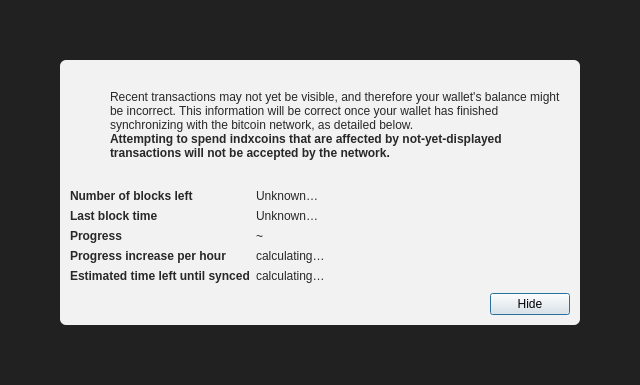
This is src/qt/forms/modaloverlay.ui in indxcoin/indxcoin as Qt 5 draws it before an edit. The edited form follows.
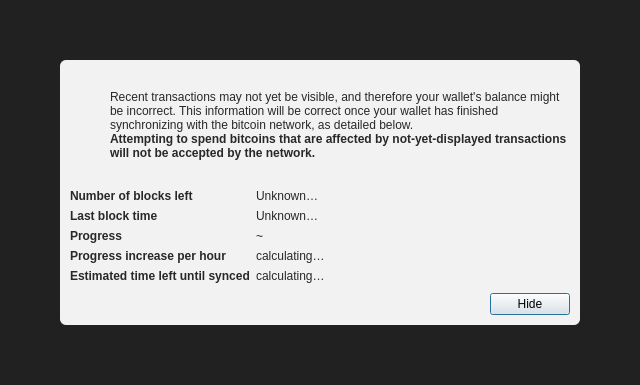
This is the edited form. Icons and pictures are not drawn.

Commit message: Bitcoin release 22.x

What changed in the file:
```diff
--- a/src/qt/forms/modaloverlay.ui
+++ b/src/qt/forms/modaloverlay.ui
@@ -149,7 +149,7 @@
                 </font>
                </property>
                <property name="text">
-                <string>Attempting to spend indxcoins that are affected by not-yet-displayed transactions will not be accepted by the network.</string>
+                <string>Attempting to spend bitcoins that are affected by not-yet-displayed transactions will not be accepted by the network.</string>
                </property>
                <property name="textFormat">
                 <enum>Qt::RichText</enum>
```
The commit also changes 338 other files.
